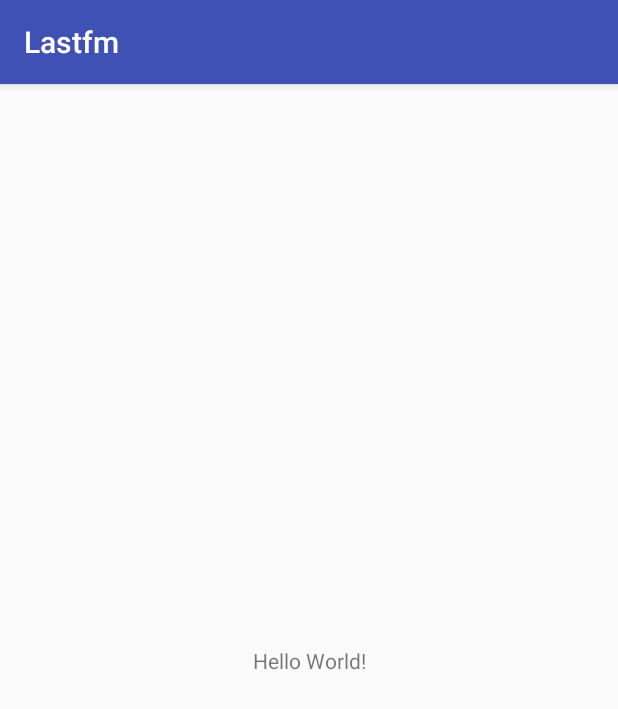
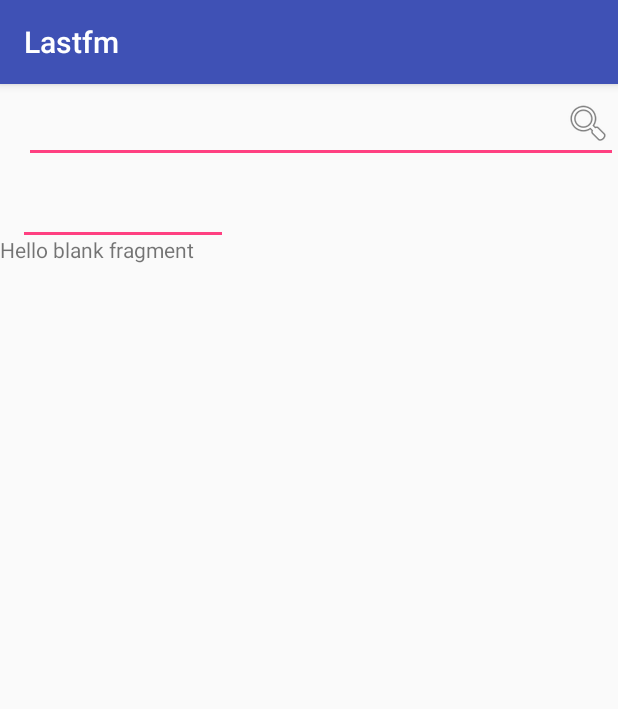
Before and after one commit to Bassem-Samy/Last.fm, an Android app: the screen it shows after launch (MainActivity), on a phone screen of 412 x 824 dp. Shown: the top 709 px of the screen. Run offline under Robolectric (Android 15) with nearby library versions, the phone set to English and light mode, and no system bars; our stand-ins replace ButterKnife.

Commit message:
Added Artist models Added Base fragment

```diff
--- a/app/src/main/AndroidManifest.xml
+++ b/app/src/main/AndroidManifest.xml
@@ -9,7 +9,7 @@
         android:roundIcon="@mipmap/ic_launcher_round"
         android:supportsRtl="true"
         android:theme="@style/AppTheme" >
-        <activity android:name=".MainActivity" >
+        <activity android:name=".ui.MainActivity" >
             <intent-filter>
                 <action android:name="android.intent.action.MAIN" />
 
--- a/app/src/main/java/com/bassem/lastfm/MainActivity.java
+++ /dev/null
@@ -1,13 +0,0 @@
-package com.bassem.lastfm;
-
-import android.support.v7.app.AppCompatActivity;
-import android.os.Bundle;
-
-public class MainActivity extends AppCompatActivity {
-
-    @Override
-    protected void onCreate(Bundle savedInstanceState) {
-        super.onCreate(savedInstanceState);
-        setContentView(R.layout.activity_main);
-    }
-}
--- /dev/null
+++ b/app/src/main/java/com/bassem/lastfm/adapters/MainPagerAdapter.java
@@ -0,0 +1,34 @@
+package com.bassem.lastfm.adapters;
+
+import android.support.v4.app.Fragment;
+import android.support.v4.app.FragmentManager;
+import android.support.v4.app.FragmentPagerAdapter;
+
+import com.bassem.lastfm.ui.artistslisting.ArtistsFragment;
+
+/**
+ * Created by Bassem Samy on 6/15/2017.
+ */
+
+public class MainPagerAdapter extends FragmentPagerAdapter {
+    private static final int NUMBER_OF_ITEMS = 3;
+
+    public MainPagerAdapter(FragmentManager fm) {
+        super(fm);
+    }
+
+    @Override
+    public Fragment getItem(int position) {
+        return new ArtistsFragment();
+    }
+
+    @Override
+    public CharSequence getPageTitle(int position) {
+        return super.getPageTitle(position);
+    }
+
+    @Override
+    public int getCount() {
+        return NUMBER_OF_ITEMS;
+    }
+}
--- /dev/null
+++ b/app/src/main/java/com/bassem/lastfm/ui/BaseFragment.java
@@ -0,0 +1,11 @@
+package com.bassem.lastfm.ui;
+
+import android.support.v4.app.Fragment;
+
+/**
+ * Created by Bassem Samy on 6/15/2017.
+ */
+
+public abstract class BaseFragment extends Fragment {
+    protected abstract void searchUserName(String userName);
+}
--- /dev/null
+++ b/app/src/main/java/com/bassem/lastfm/ui/MainActivity.java
@@ -0,0 +1,59 @@
+package com.bassem.lastfm.ui;
+
+import android.support.design.widget.TabLayout;
+import android.support.v4.app.Fragment;
+import android.support.v4.view.ViewPager;
+import android.support.v7.app.AppCompatActivity;
+import android.os.Bundle;
+import android.view.KeyEvent;
+import android.view.inputmethod.EditorInfo;
+import android.widget.TextView;
+
+import com.bassem.lastfm.R;
+import com.bassem.lastfm.adapters.MainPagerAdapter;
+import com.bassem.lastfm.ui.artistslisting.ArtistsFragment;
+
+import butterknife.BindView;
+import butterknife.ButterKnife;
+import butterknife.OnEditorAction;
+
+public class MainActivity extends AppCompatActivity implements ArtistsFragment.OnFragmentInteractionListener {
+
+    @BindView(R.id.tl_main)
+    TabLayout mTabLayout;
+    @BindView(R.id.vp_main)
+    ViewPager mViewPager;
+    MainPagerAdapter mAdapter;
+
+    @Override
+    protected void onCreate(Bundle savedInstanceState) {
+        super.onCreate(savedInstanceState);
+        setContentView(R.layout.activity_main);
+        ButterKnife.bind(this);
+        initializeFragments();
+    }
+
+    private void initializeFragments() {
+        mAdapter = new MainPagerAdapter(getSupportFragmentManager());
+        mViewPager.setAdapter(mAdapter);
+        mTabLayout.setupWithViewPager(mViewPager);
+    }
+
+    @OnEditorAction(R.id.edt_search)
+    boolean onEditorAction(TextView v, int actionId, KeyEvent event) {
+        if (actionId == EditorInfo.IME_ACTION_SEARCH) {
+            searchUser(v.getText().toString());
+            return true;
+        }
+        return false;
+    }
+
+    private void searchUser(String userName) {
+        for (int i = 0; i < mAdapter.getCount(); i++) {
+            Fragment fr = mAdapter.getItem(i);
+            if (fr instanceof BaseFragment) {
+                ((BaseFragment) fr).searchUserName(userName);
+            }
+        }
+    }
+}
--- /dev/null
+++ b/app/src/main/java/com/bassem/lastfm/ui/artistslisting/ArtistsFragment.java
@@ -0,0 +1,77 @@
+package com.bassem.lastfm.ui.artistslisting;
+
+import android.content.Context;
+import android.net.Uri;
+import android.os.Bundle;
+import android.support.v4.app.Fragment;
+import android.view.LayoutInflater;
+import android.view.View;
+import android.view.ViewGroup;
+
+import com.bassem.lastfm.R;
+import com.bassem.lastfm.ui.BaseFragment;
+
+/**
+ * A simple {@link Fragment} subclass.
+ * Activities that contain this fragment must implement the
+ * {@link ArtistsFragment.OnFragmentInteractionListener} interface
+ * to handle interaction events.
+ */
+public class ArtistsFragment extends BaseFragment {
+
+    private OnFragmentInteractionListener mListener;
+
+    public ArtistsFragment() {
+        // Required empty public constructor
+    }
+
+    @Override
+    protected void searchUserName(String userName) {
+    }
+
+    @Override
+    public View onCreateView(LayoutInflater inflater, ViewGroup container,
+                             Bundle savedInstanceState) {
+        // Inflate the layout for this fragment
+        return inflater.inflate(R.layout.fragment_artists, container, false);
+    }
+
+    // TODO: Rename method, update argument and hook method into UI event
+    public void onButtonPressed(Uri uri) {
+        if (mListener != null) {
+      //      mListener.onFragmentInteraction(uri);
+        }
+    }
+
+    @Override
+    public void onAttach(Context context) {
+        super.onAttach(context);
+        if (context instanceof OnFragmentInteractionListener) {
+            mListener = (OnFragmentInteractionListener) context;
+        } else {
+            throw new RuntimeException(context.toString()
+                    + " must implement OnFragmentInteractionListener");
+        }
+    }
+
+    @Override
+    public void onDetach() {
+        super.onDetach();
+        mListener = null;
+    }
+
+    /**
+     * This interface must be implemented by activities that contain this
+     * fragment to allow an interaction in this fragment to be communicated
+     * to the activity and potentially other fragments contained in that
+     * activity.
+     * <p>
+     * See the Android Training lesson <a href=
+     * "http://developer.android.com/training/basics/fragments/communicating.html"
+     * >Communicating with Other Fragments</a> for more information.
+     */
+    public interface OnFragmentInteractionListener {
+        // TODO: Update argument type and name
+        //void onFragmentInteraction(Uri uri);
+    }
+}
--- a/app/src/main/res/layout/activity_main.xml
+++ b/app/src/main/res/layout/activity_main.xml
@@ -1,19 +1,43 @@
 <?xml version="1.0" encoding="utf-8"?>
-<android.support.constraint.ConstraintLayout
-    xmlns:android="http://schemas.android.com/apk/res/android"
+<LinearLayout xmlns:android="http://schemas.android.com/apk/res/android"
+    xmlns:app="http://schemas.android.com/apk/res-auto"
     xmlns:tools="http://schemas.android.com/tools"
-    xmlns:app="http://schemas.android.com/apk/res-auto"
     android:layout_width="match_parent"
     android:layout_height="match_parent"
-    tools:context="com.bassem.lastfm.MainActivity">
+    android:orientation="vertical"
+    tools:context="com.bassem.lastfm.ui.MainActivity">
 
-    <TextView
-        android:layout_width="wrap_content"
-        android:layout_height="wrap_content"
-        android:text="Hello World!"
-        app:layout_constraintBottom_toBottomOf="parent"
-        app:layout_constraintLeft_toLeftOf="parent"
-        app:layout_constraintRight_toRightOf="parent"
-        app:layout_constraintTop_toTopOf="parent" />
+    <android.support.v7.widget.Toolbar
+        android:layout_width="match_parent"
+        android:layout_height="wrap_content">
 
-</android.support.constraint.ConstraintLayout>
+        <LinearLayout
+            android:layout_width="match_parent"
+            android:layout_height="wrap_content"
+            android:orientation="vertical">
+
+            <EditText
+                android:id="@+id/edt_search"
+                android:layout_width="match_parent"
+                android:layout_height="wrap_content"
+                android:drawableEnd="@android:drawable/ic_menu_search"
+                android:imeOptions="actionSearch"
+                android:inputType="text"
+                android:maxLines="1" />
+
+            <android.support.design.widget.TabLayout
+                android:id="@+id/tl_main"
+                android:layout_width="match_parent"
+                android:layout_height="wrap_content">
+
+            </android.support.design.widget.TabLayout>
+        </LinearLayout>
+    </android.support.v7.widget.Toolbar>
+
+    <android.support.v4.view.ViewPager
+        android:id="@+id/vp_main"
+        android:layout_width="match_parent"
+        android:layout_height="0dp"
+        android:layout_weight="1"></android.support.v4.view.ViewPager>
+
+</LinearLayout>
--- /dev/null
+++ b/app/src/main/res/layout/fragment_artists.xml
@@ -0,0 +1,13 @@
+<FrameLayout xmlns:android="http://schemas.android.com/apk/res/android"
+    xmlns:tools="http://schemas.android.com/tools"
+    android:layout_width="match_parent"
+    android:layout_height="match_parent"
+    tools:context="com.bassem.lastfm.ui.artistslisting.ArtistsFragment">
+
+    <!-- TODO: Update blank fragment layout -->
+    <TextView
+        android:layout_width="match_parent"
+        android:layout_height="match_parent"
+        android:text="@string/hello_blank_fragment" />
+
+</FrameLayout>
--- a/app/src/main/res/values/strings.xml
+++ b/app/src/main/res/values/strings.xml
@@ -1,3 +1,6 @@
 <resources>
     <string name="app_name">Lastfm</string>
+
+    <!-- TODO: Remove or change this placeholder text -->
+    <string name="hello_blank_fragment">Hello blank fragment</string>
 </resources>
--- a/app/src/main/res/values/styles.xml
+++ b/app/src/main/res/values/styles.xml
@@ -8,4 +8,9 @@
         <item name="colorAccent">@color/colorAccent</item>
     </style>
 
+    <style name="AppTheme.NoActionBarTheme" parent="AppTheme">
+        <item name="windowActionBar">false</item>
+        <item name="windowNoTitle">true</item>
+    </style>
+
 </resources>
```
Also changed, not shown: app/build.gradle (+22 -1 lines), app/src/main/java/com/bassem/lastfm/models/Artist.java (added, +72 -0 lines), app/src/main/java/com/bassem/lastfm/models/ArtistImage.java (added, +31 -0 lines), app/src/main/java/com/bassem/lastfm/models/TopArtists.java (added, +23 -0 lines), app/src/main/java/com/bassem/lastfm/models/TopArtistsResponse.java (added, +20 -0 lines), app/src/main/java/com/bassem/lastfm/utils/Constants.java (added, +9 -0 lines).
